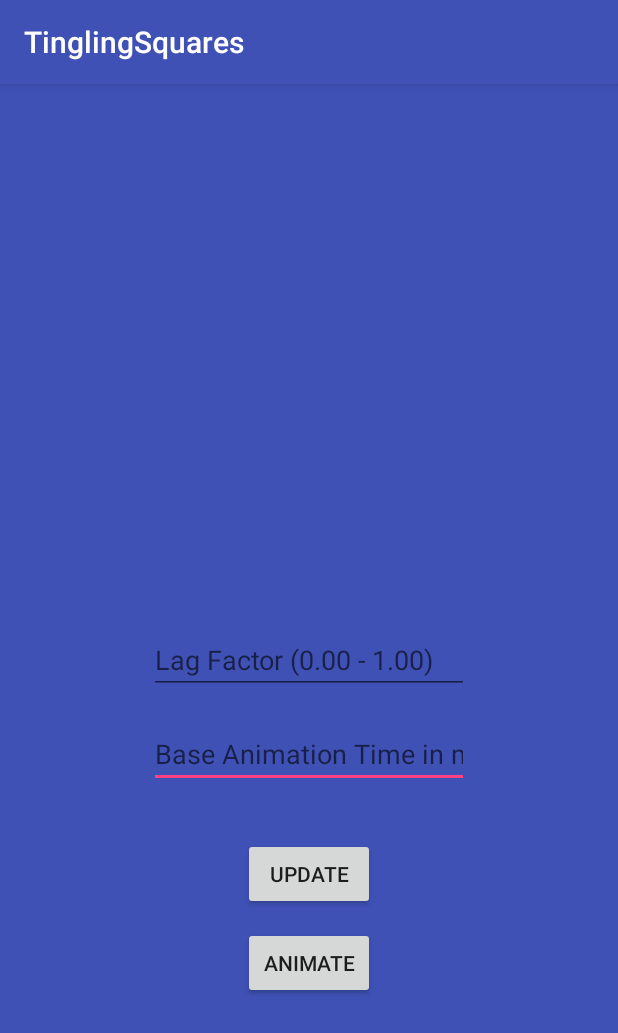
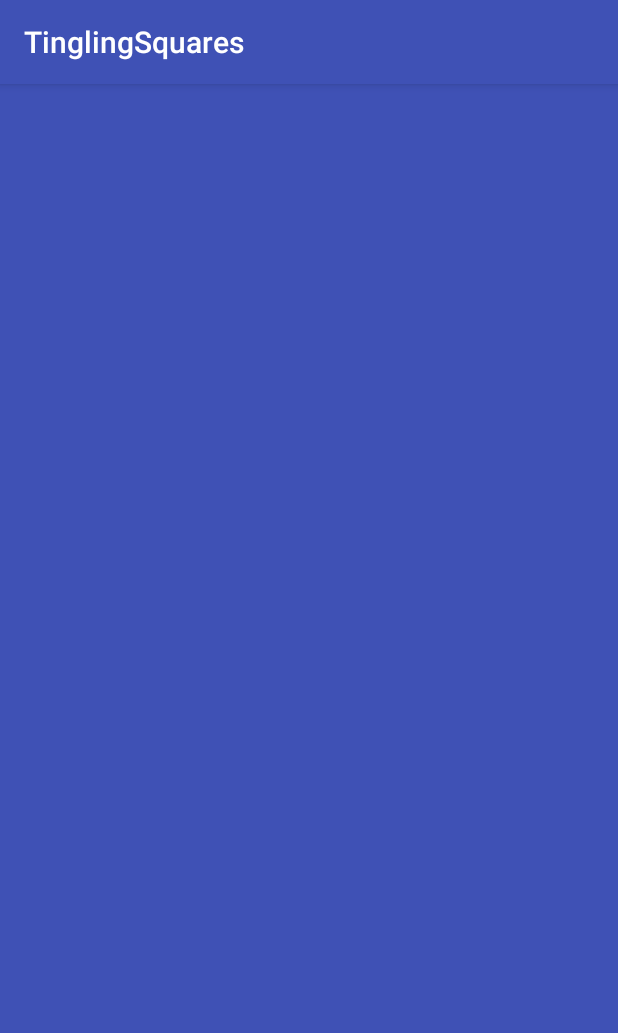
Before and after one commit to droidchef/tinglingsquares, an Android app: the screen it shows after launch (MainActivity), on a phone screen of 412 x 824 dp. Shown: the top 1033 px of the screen. Run offline under Robolectric (Android 15) with nearby library versions, the phone set to English and light mode, and no system bars.

Commit message:
style: removed debugging utilities from sample app

```diff
--- a/app/src/main/java/in/ishankhanna/tinglingsquares/MainActivity.java
+++ b/app/src/main/java/in/ishankhanna/tinglingsquares/MainActivity.java
@@ -2,64 +2,16 @@ package in.ishankhanna.tinglingsquares;
 
 import android.os.Bundle;
 import android.support.v7.app.AppCompatActivity;
-import android.view.View;
-import android.widget.Button;
-import android.widget.EditText;
 
 public class MainActivity extends AppCompatActivity {
 
-    EditText etLagFactor, etAnimTime;
-    Button btUpdate;
     @Override
     protected void onCreate(Bundle savedInstanceState) {
         super.onCreate(savedInstanceState);
         setContentView(R.layout.activity_main);
 
         final TinglingSquaresView tsv = (TinglingSquaresView) findViewById(R.id.tinglingSquaresView);
-        Button button = (Button) findViewById(R.id.button);
-
-        button.setOnClickListener(new View.OnClickListener() {
-            @Override
-            public void onClick(View v) {
-                tsv.runAnimation(0);
-            }
-        });
-
-        etAnimTime = (EditText) findViewById(R.id.et_base_anim_time);
-        etLagFactor = (EditText) findViewById(R.id.et_lag_factor);
-        btUpdate = (Button) findViewById(R.id.button2);
-        btUpdate.setOnClickListener(new View.OnClickListener() {
-            @Override
-            public void onClick(View v) {
-
-                boolean somethingChanged = false;
-                String animInput = etAnimTime.getEditableText().toString();
-                if (!animInput.isEmpty()) {
-                    int animTime = Integer.parseInt(animInput);
-                    if (animTime > 0) {
-                        TinglingSquaresView.setAnimationTimeBase(animTime);
-                        somethingChanged = true;
-                    }
-                }
-
-                String lagInput = etLagFactor.getEditableText().toString();
-                if (!lagInput.isEmpty()) {
-                    float lagFactor = Float.parseFloat(lagInput);
-                    if (lagFactor > 0f && lagFactor < 1f) {
-                        TinglingSquaresView.setLagFactor(lagFactor);
-                        somethingChanged = true;
-                    }
-                }
-
-                if (somethingChanged) {
-                    tsv.initAnimations();
-                }
-
-            }
-        });
+        tsv.runAnimation(0);
     }
 
-
-
-
 }
--- a/app/src/main/res/layout/activity_main.xml
+++ b/app/src/main/res/layout/activity_main.xml
@@ -15,49 +15,7 @@
     <in.ishankhanna.tinglingsquares.TinglingSquaresView
         android:layout_width="wrap_content"
         android:layout_height="wrap_content"
-        android:layout_centerInParent="true"
-        android:id="@+id/tinglingSquaresView"/>
-
-    <EditText
-        android:layout_width="wrap_content"
-        android:layout_height="wrap_content"
-        android:inputType="number"
-        android:ems="10"
-        android:id="@+id/et_base_anim_time"
-        android:hint="Base Animation Time in ms"
-        android:layout_below="@+id/et_lag_factor"
-        android:layout_alignLeft="@+id/et_lag_factor"
-        android:layout_alignStart="@+id/et_lag_factor"
-        android:layout_marginTop="17dp"/>
-
-    <Button
-        android:text="Update"
-        android:layout_width="wrap_content"
-        android:layout_height="wrap_content"
-        android:id="@+id/button2"
-        android:layout_below="@+id/et_base_anim_time"
-        android:layout_alignLeft="@+id/button"
-        android:layout_alignStart="@+id/button"
-        android:layout_marginTop="33dp"/>
-
-    <Button
-        android:text="Animate"
-        android:layout_width="wrap_content"
-        android:layout_height="wrap_content"
-        android:id="@+id/button"
-        android:layout_below="@+id/button2"
-        android:layout_centerHorizontal="true"
-        android:layout_marginTop="11dp"/>
-
-    <EditText
-        android:layout_width="wrap_content"
-        android:layout_height="wrap_content"
-        android:inputType="numberDecimal"
-        android:hint="Lag Factor (0.00 - 1.00)"
-        android:ems="10"
-        android:id="@+id/et_lag_factor"
-        android:layout_centerVertical="true"
-        android:layout_centerHorizontal="true"/>
-
+        android:id="@+id/tinglingSquaresView"
+        android:layout_centerInParent="true"/>
 
 </RelativeLayout>
```
